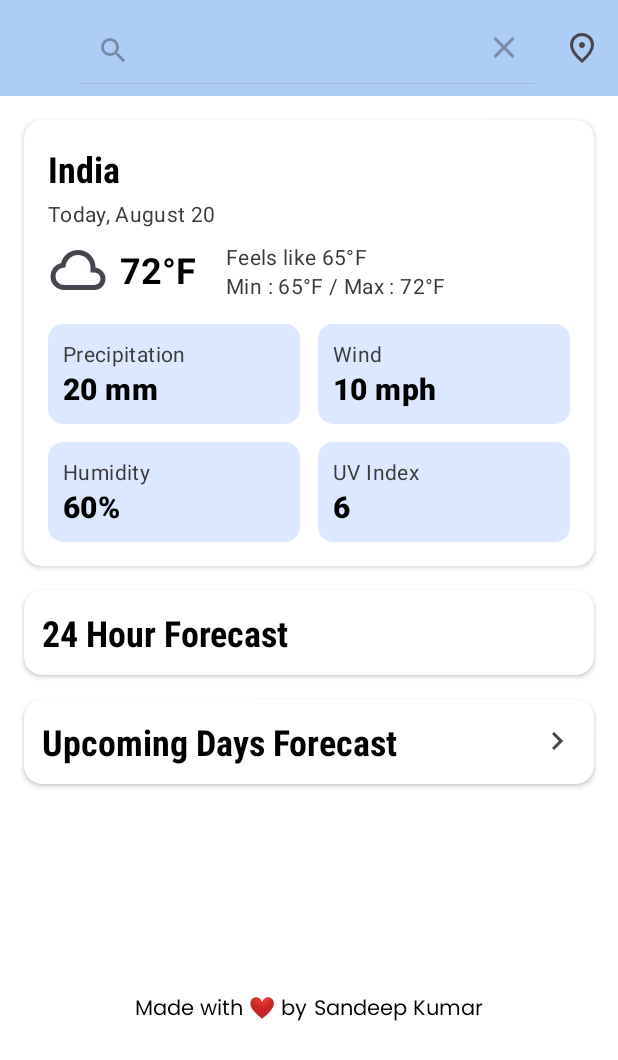
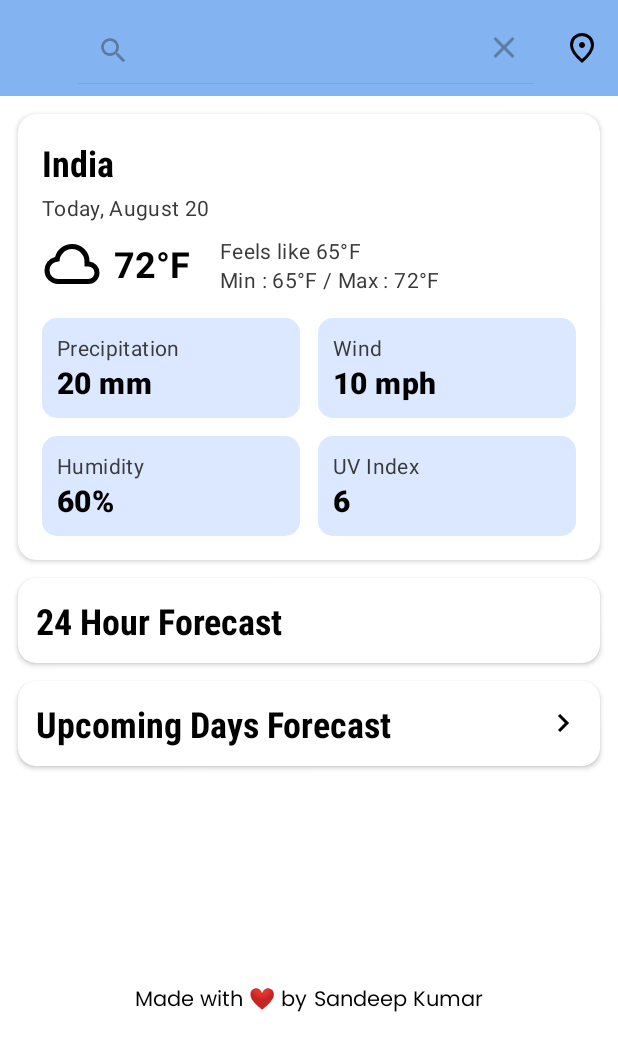
Before and after one commit to sandeep-kr-chaurasiya/weather, an Android app: the screen it shows after launch (MainActivity), after a tap on "Search", on a phone screen of 412 x 824 dp. Shown: the top 1060 px of the screen. Run offline under Robolectric (Android 15) with nearby library versions, the phone set to English and light mode, and no system bars; network calls fail; pictures from the network do not load; 1 statement that could not run was skipped.

Commit message:
updated the design

```diff
--- a/app/src/main/res/drawable/chevron_right_24px.xml
+++ b/app/src/main/res/drawable/chevron_right_24px.xml
@@ -3,7 +3,7 @@
     android:height="24dp"
     android:viewportWidth="960"
     android:viewportHeight="960"
-    android:tint="?attr/colorControlNormal"
+    android:tint="@color/black"
     android:autoMirrored="true">
   <path
       android:fillColor="@color/black"
--- a/app/src/main/res/drawable/cloud_24px.xml
+++ b/app/src/main/res/drawable/cloud_24px.xml
@@ -3,7 +3,7 @@
     android:height="24dp"
     android:viewportWidth="960"
     android:viewportHeight="960"
-    android:tint="?attr/colorControlNormal">
+    android:tint="@color/black">
   <path
       android:fillColor="@color/black"
       android:pathData="M260,800Q169,800 104.5,737Q40,674 40,583Q40,505 87,444Q134,383 210,366Q235,274 310,217Q385,160 480,160Q597,160 678.5,241.5Q760,323 760,440L760,440L760,440Q829,448 874.5,499.5Q920,551 920,620Q920,695 867.5,747.5Q815,800 740,800L260,800ZM260,720L740,720Q782,720 811,691Q840,662 840,620Q840,578 811,549Q782,520 740,520L680,520L680,440Q680,357 621.5,298.5Q563,240 480,240Q397,240 338.5,298.5Q280,357 280,440L280,440L260,440Q202,440 161,481Q120,522 120,580Q120,638 161,679Q202,720 260,720ZM480,480Q480,480 480,480Q480,480 480,480Q480,480 480,480Q480,480 480,480L480,480L480,480Q480,480 480,480Q480,480 480,480Q480,480 480,480Q480,480 480,480L480,480L480,480Q480,480 480,480Q480,480 480,480Q480,480 480,480Q480,480 480,480Z"/>
--- a/app/src/main/res/drawable/location_icon.xml
+++ b/app/src/main/res/drawable/location_icon.xml
@@ -3,8 +3,8 @@
     android:height="24dp"
     android:viewportWidth="960"
     android:viewportHeight="960"
-    android:tint="?attr/colorControlNormal">
+    android:tint="@color/black">
   <path
-      android:fillColor="@android:color/white"
+      android:fillColor="@color/black"
       android:pathData="M480,480Q513,480 536.5,456.5Q560,433 560,400Q560,367 536.5,343.5Q513,320 480,320Q447,320 423.5,343.5Q400,367 400,400Q400,433 423.5,456.5Q447,480 480,480ZM480,774Q602,662 661,570.5Q720,479 720,408Q720,299 650.5,229.5Q581,160 480,160Q379,160 309.5,229.5Q240,299 240,408Q240,479 299,570.5Q358,662 480,774ZM480,880Q319,743 239.5,625.5Q160,508 160,408Q160,258 256.5,169Q353,80 480,80Q607,80 703.5,169Q800,258 800,408Q800,508 720.5,625.5Q641,743 480,880ZM480,400Q480,400 480,400Q480,400 480,400Q480,400 480,400Q480,400 480,400Q480,400 480,400Q480,400 480,400Q480,400 480,400Q480,400 480,400Z"/>
 </vector>
--- a/app/src/main/res/drawable/search_24px.xml
+++ b/app/src/main/res/drawable/search_24px.xml
@@ -3,8 +3,8 @@
     android:height="24dp"
     android:viewportWidth="960"
     android:viewportHeight="960"
-    android:tint="?attr/colorControlNormal">
+    android:tint="@color/black">
   <path
-      android:fillColor="@android:color/white"
+      android:fillColor="@color/black"
       android:pathData="M784,840L532,588Q502,612 463,626Q424,640 380,640Q271,640 195.5,564.5Q120,489 120,380Q120,271 195.5,195.5Q271,120 380,120Q489,120 564.5,195.5Q640,271 640,380Q640,424 626,463Q612,502 588,532L840,784L784,840ZM380,560Q455,560 507.5,507.5Q560,455 560,380Q560,305 507.5,252.5Q455,200 380,200Q305,200 252.5,252.5Q200,305 200,380Q200,455 252.5,507.5Q305,560 380,560Z"/>
 </vector>
--- a/app/src/main/res/drawable/settings_24px.xml
+++ b/app/src/main/res/drawable/settings_24px.xml
@@ -3,7 +3,7 @@
     android:height="24dp"
     android:viewportWidth="960"
     android:viewportHeight="960"
-    android:tint="?attr/colorControlNormal">
+    android:tint="@color/black">
   <path
       android:fillColor="@color/black"
       android:pathData="M370,880L354,752Q341,747 329.5,740Q318,733 307,725L188,775L78,585L181,507Q180,500 180,493.5Q180,487 180,480Q180,473 180,466.5Q180,460 181,453L78,375L188,185L307,235Q318,227 330,220Q342,213 354,208L370,80L590,80L606,208Q619,213 630.5,220Q642,227 653,235L772,185L882,375L779,453Q780,460 780,466.5Q780,473 780,480Q780,487 780,493.5Q780,500 778,507L881,585L771,775L653,725Q642,733 630,740Q618,747 606,752L590,880L370,880ZM440,800L519,800L533,694Q564,686 590.5,670.5Q617,655 639,633L738,674L777,606L691,541Q696,527 698,511.5Q700,496 700,480Q700,464 698,448.5Q696,433 691,419L777,354L738,286L639,328Q617,305 590.5,289.5Q564,274 533,266L520,160L441,160L427,266Q396,274 369.5,289.5Q343,305 321,327L222,286L183,354L269,418Q264,433 262,448Q260,463 260,480Q260,496 262,511Q264,526 269,541L183,606L222,674L321,632Q343,655 369.5,670.5Q396,686 427,694L440,800ZM482,620Q540,620 581,579Q622,538 622,480Q622,422 581,381Q540,340 482,340Q423,340 382.5,381Q342,422 342,480Q342,538 382.5,579Q423,620 482,620ZM480,480L480,480Q480,480 480,480Q480,480 480,480L480,480L480,480L480,480Q480,480 480,480Q480,480 480,480Q480,480 480,480Q480,480 480,480L480,480L480,480L480,480Q480,480 480,480Q480,480 480,480L480,480L480,480L480,480Q480,480 480,480Q480,480 480,480L480,480L480,480L480,480Q480,480 480,480Q480,480 480,480Q480,480 480,480Q480,480 480,480L480,480L480,480L480,480Q480,480 480,480Q480,480 480,480L480,480Z"/>
--- a/app/src/main/res/layout/activity_main.xml
+++ b/app/src/main/res/layout/activity_main.xml
@@ -17,17 +17,18 @@
         app:title="My Weather"
         app:menu="@menu/menu"
         app:titleTextColor="@color/black"
+        app:navigationIconTint="@color/black"
         app:layout_constraintEnd_toEndOf="parent"
         app:layout_constraintStart_toStartOf="parent"
         app:layout_constraintTop_toTopOf="parent"
         app:popupTheme="@style/ThemeOverlay.MaterialComponents.Toolbar.Primary"
-        app:titleTextAppearance="@style/CustomToolbarTitle" />
+        app:titleTextAppearance="@color/black" />
 
     <androidx.cardview.widget.CardView
         android:id="@+id/cardView"
         android:layout_width="match_parent"
         android:layout_height="wrap_content"
-        android:layout_margin="16dp"
+        android:layout_margin="12dp"
         android:backgroundTint="@color/background"
         app:cardCornerRadius="12dp"
         app:cardElevation="2dp"
@@ -228,12 +229,12 @@
             </GridLayout>
         </LinearLayout>
     </androidx.cardview.widget.CardView>
-
+<!--24 hour forecast section -->
     <androidx.cardview.widget.CardView
         android:id="@+id/cardView2"
         android:layout_width="match_parent"
         android:layout_height="wrap_content"
-        android:layout_margin="16dp"
+        android:layout_margin="12dp"
         android:backgroundTint="@color/background"
         app:cardElevation="2dp"
         android:padding="16dp"
@@ -269,12 +270,12 @@
 
         </LinearLayout>
     </androidx.cardview.widget.CardView>
-
+<!--upcoming days forecast section -->
     <androidx.cardview.widget.CardView
         android:id="@+id/cardView3"
         android:layout_width="match_parent"
         android:layout_height="wrap_content"
-        android:layout_margin="16dp"
+        android:layout_margin="12dp"
         android:backgroundTint="@color/background"
         app:cardElevation="2dp"
         app:cardCornerRadius="12dp"
--- a/app/src/main/res/menu/menu.xml
+++ b/app/src/main/res/menu/menu.xml
@@ -3,14 +3,14 @@
     xmlns:app="http://schemas.android.com/apk/res-auto">
     <item
         android:id="@+id/search"
-        android:iconTint="@color/black"
+        app:iconTint="@color/black"
         android:icon="@drawable/search_24px"
         android:title="@string/search"
         android:orderInCategory="100"
         app:actionViewClass="androidx.appcompat.widget.SearchView"
         app:showAsAction="always" />
     <item
-        android:iconTint="@color/black"
+        app:iconTint="@color/black"
         android:id="@+id/live_location"
         android:icon="@drawable/location_icon"
         android:title="@string/location"
--- a/app/src/main/res/values/colors.xml
+++ b/app/src/main/res/values/colors.xml
@@ -3,6 +3,6 @@
     <color name="black">#FF000000</color>
     <color name="white">#FFFFFFFF</color>
     <color name="background">#FFFFFF</color>
-    <color name="tool">#ACCDF6</color>
+    <color name="tool">#83B4F1</color>
     <color name="gray">#3A3A3A</color>
 </resources>
```
Also changed, not shown: app/src/main/res/layout/row_hourly.xml (+39 -20 lines).
